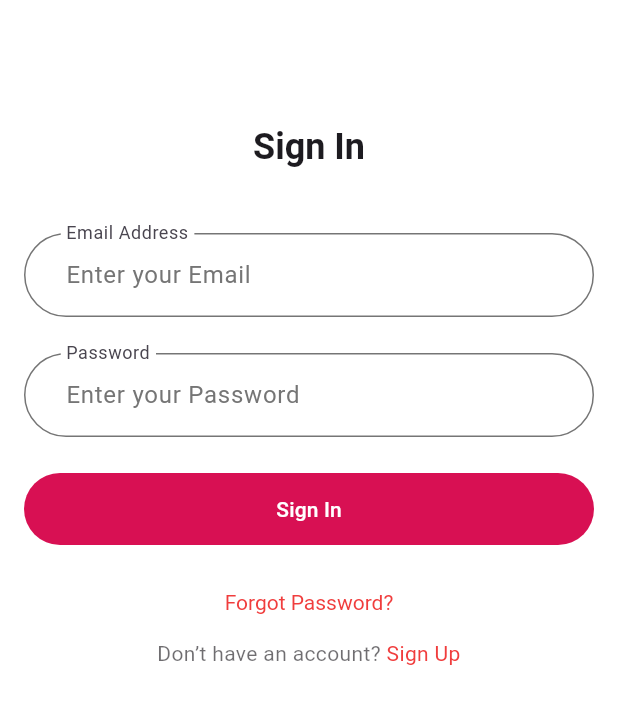
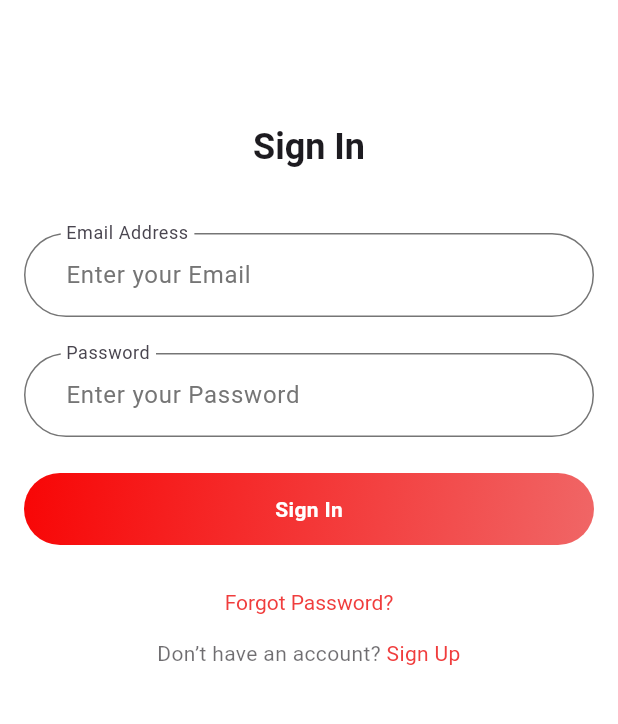
Before and after one commit to chinmaykatdare05/Real-Estate-Immersion, a Flutter app: the screen it shows after launch, on a phone screen of 412 x 824 dp, the part 274-998 px from its top. Run offline on Flutter 3.47's test engine with Material 3 defaults, Android fonts, the phone set to English and light mode, and no system bars; our stand-ins replace cloud_firestore, dio, firebase_auth, firebase_core, firebase_storage, fluttertoast and 4 more; missing offline and left inert: android_intent_plus, model_viewer_plus; accounts and stored records are empty.

Commit message:
colloquim ready app done

```diff
--- a/lib/auth/signin.dart
+++ b/lib/auth/signin.dart
@@ -12,12 +12,10 @@ const authOutlineInputBorder = OutlineInputBorder(
   borderRadius: BorderRadius.all(Radius.circular(100)),
 );
 
-// This widget represents the Sign In screen where users can enter their email and password to log in to the app.
 class SignIn extends StatelessWidget {
   SignIn({super.key});
 
   final GlobalKey<FormState> _formKey = GlobalKey<FormState>();
-
   final TextEditingController _emailController = TextEditingController();
   final TextEditingController _passwordController = TextEditingController();
 
@@ -65,21 +63,9 @@ class SignIn extends StatelessWidget {
                                 const TextStyle(color: Color(0xFF757575)),
                             contentPadding: const EdgeInsets.symmetric(
                                 horizontal: 24, vertical: 16),
-                            border: OutlineInputBorder(
-                              borderRadius:
-                                  const BorderRadius.all(Radius.circular(100)),
-                              borderSide: authOutlineInputBorder.borderSide,
-                            ),
-                            enabledBorder: OutlineInputBorder(
-                              borderRadius:
-                                  const BorderRadius.all(Radius.circular(100)),
-                              borderSide: authOutlineInputBorder.borderSide,
-                            ),
-                            focusedBorder: OutlineInputBorder(
-                              borderRadius:
-                                  const BorderRadius.all(Radius.circular(100)),
-                              borderSide: authOutlineInputBorder.borderSide,
-                            ),
+                            border: authOutlineInputBorder,
+                            enabledBorder: authOutlineInputBorder,
+                            focusedBorder: authOutlineInputBorder,
                           ),
                           validator: (value) {
                             if (value == null || value.isEmpty) {
@@ -105,21 +91,9 @@ class SignIn extends StatelessWidget {
                                 const TextStyle(color: Color(0xFF757575)),
                             contentPadding: const EdgeInsets.symmetric(
                                 horizontal: 24, vertical: 16),
-                            border: OutlineInputBorder(
-                              borderRadius:
-                                  const BorderRadius.all(Radius.circular(100)),
-                              borderSide: authOutlineInputBorder.borderSide,
-                            ),
-                            enabledBorder: OutlineInputBorder(
-                              borderRadius:
-                                  const BorderRadius.all(Radius.circular(100)),
-                              borderSide: authOutlineInputBorder.borderSide,
-                            ),
-                            focusedBorder: OutlineInputBorder(
-                              borderRadius:
-                                  const BorderRadius.all(Radius.circular(100)),
-                              borderSide: authOutlineInputBorder.borderSide,
-                            ),
+                            border: authOutlineInputBorder,
+                            enabledBorder: authOutlineInputBorder,
+                            focusedBorder: authOutlineInputBorder,
                           ),
                           validator: (value) {
                             if (value == null || value.isEmpty) {
@@ -131,8 +105,13 @@ class SignIn extends StatelessWidget {
                           },
                         ),
                         const SizedBox(height: 24.0),
-                        ElevatedButton(
-                          onPressed: () async {
+
+                        // Gradient Sign In Button
+                        SizedBox(
+                          width: double.infinity,
+                          height: 48,
+                          child: InkWell(
+                            onTap: () async {
                               if (_formKey.currentState!.validate()) {
                                 final email = _emailController.text.trim();
                                 final password = _passwordController.text.trim();
@@ -156,16 +135,31 @@ class SignIn extends StatelessWidget {
                                 }
                               }
                             },
-                          style: ElevatedButton.styleFrom(
-                            elevation: 0,
-                            backgroundColor:
-                                const Color.fromARGB(255, 216, 16, 83),
-                            foregroundColor: Colors.white,
-                            minimumSize: const Size(double.infinity, 48),
-                            shape: const StadiumBorder(),
+                            borderRadius: BorderRadius.circular(100),
+                            child: Ink(
+                              decoration: BoxDecoration(
+                                gradient: const LinearGradient(
+                                  colors: [
+                                    Color.fromARGB(255, 248, 6, 6),
+                                    Color.fromARGB(255, 240, 102, 102)
+                                  ],
+                                  begin: Alignment.topLeft,
+                                  end: Alignment.bottomRight,
                                 ),
-                          child: const Text("Sign In"),
+                                borderRadius: BorderRadius.circular(100),
                               ),
+                              child: Center(
+                                child: const Text(
+                                  "Sign In",
+                                  style: TextStyle(
+                                      color: Colors.white,
+                                      fontWeight: FontWeight.bold),
+                                ),
+                              ),
+                            ),
+                          ),
+                        ),
+
                         const SizedBox(height: 30),
                         RichText(
                           text: TextSpan(
--- a/lib/buyer/bottom_navigation.dart
+++ b/lib/buyer/bottom_navigation.dart
@@ -61,7 +61,7 @@ class _BuyerBottomNavigationState extends State<BuyerBottomNavigation> {
             label: 'Explore',
           ),
           BottomNavigationBarItem(
-            icon: Icon(FontAwesomeIcons.airbnb),
+            icon: Icon(FontAwesomeIcons.vrCardboard),
             label: 'Camera',
           ),
           BottomNavigationBarItem(
```
Also changed, not shown: lib/auth/forgot_password.dart (+23 -4 lines), lib/auth/signup.dart (+74 -35 lines), lib/buyer/explore.dart (+11 -1 lines), lib/buyer/home_details.dart (+62 -46 lines), lib/profile.dart (+48 -23 lines), lib/seller/dashboard.dart (+127 -91 lines), lib/seller/utils.dart (+5 -5 lines). Lines whose indentation alone changed are shown as unchanged.
